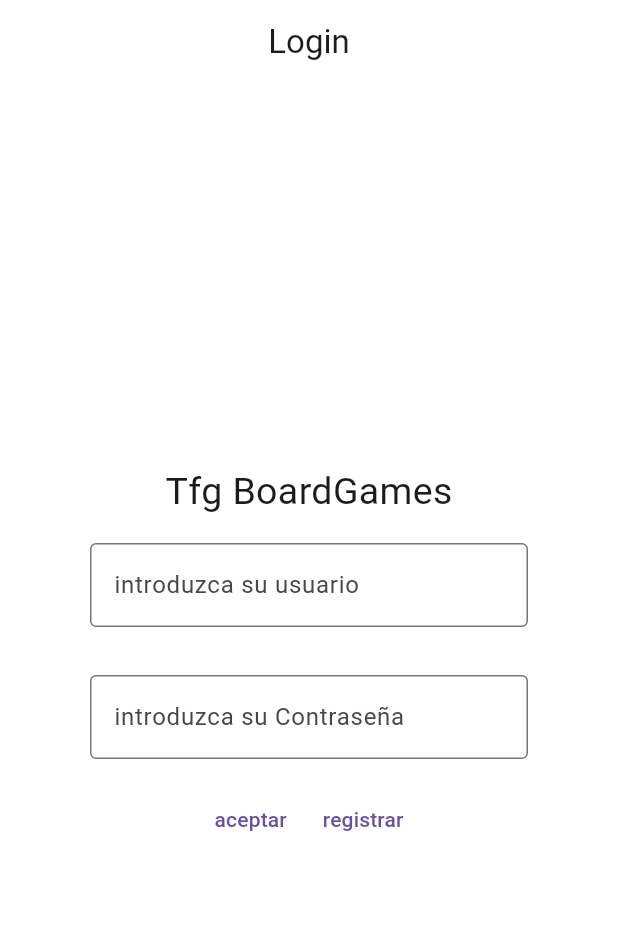
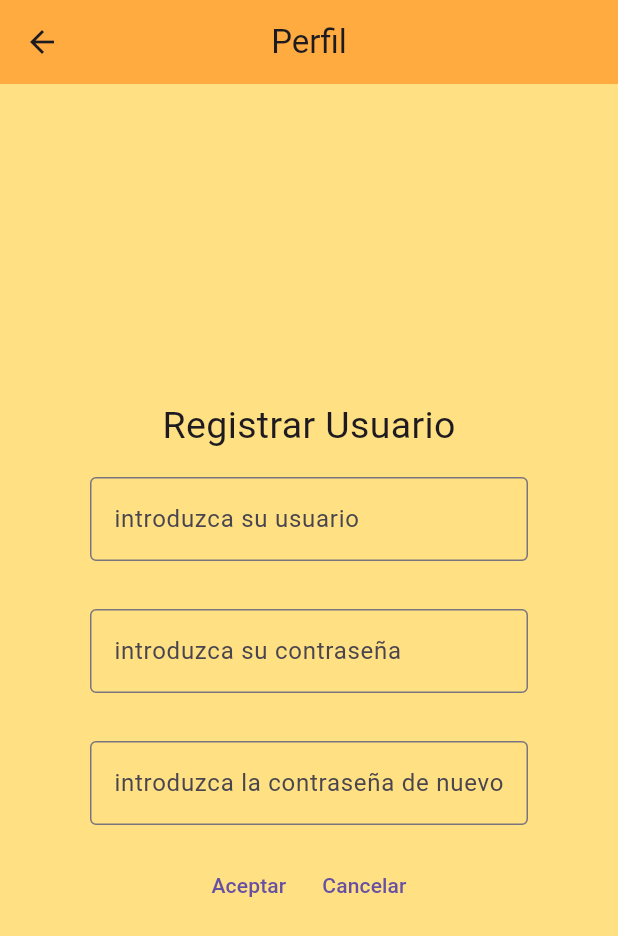
Before and after one commit to manuelcb19/tfgmanuelcb, a Flutter app: the screen it shows after launch, after a tap on "registrar", on a phone screen of 412 x 824 dp. Shown: the top 936 px of the screen. Run offline on Flutter 3.47's test engine with Material 3 defaults, Android fonts, the light colour scheme and no system bars; our stand-ins replace cloud_firestore, firebase_auth, firebase_core; accounts and stored records are empty; network calls fail.

Commit message:
Se comprueba que el register funciona correctamente y registra un usuario de manera correcta en la base de datos

```diff
--- a/lib/TfgManuelCB.dart
+++ b/lib/TfgManuelCB.dart
@@ -1,6 +1,7 @@
 
 import 'package:flutter/cupertino.dart';
 import 'package:flutter/material.dart';
+import 'package:tfgmanuelcb/onBoarding/RegisterView.dart';
 
 import 'onBoarding/LoginView.dart';
 
@@ -14,6 +15,7 @@ class TfgManuelCB extends StatelessWidget{
     materialApp=MaterialApp(title: "TfgManuel",
       routes: {
         '/loginview':(context) => LoginView(),
+        '/registerview':(context) => RegisterView(),
       },
       initialRoute: '/loginview',
     );
--- /dev/null
+++ b/lib/onBoarding/RegisterView.dart
@@ -0,0 +1,134 @@
+
+
+import 'package:firebase_auth/firebase_auth.dart';
+import 'package:flutter/cupertino.dart';
+import 'package:flutter/material.dart';
+
+import '../CustomViews/CustomDialog.dart';
+import '../CustomViews/CustomTextField.dart';
+
+
+class RegisterView extends StatelessWidget{
+
+  late BuildContext _context;
+
+  TextEditingController usuarioController = TextEditingController();
+  TextEditingController passwordMyController = TextEditingController();
+  TextEditingController passwordconfirmationMyController = TextEditingController();
+
+
+  void onClickCancelar(){
+
+    Navigator.of(_context).pushNamed("/loginview");
+
+  }
+
+  void onClickAceptar() async {
+
+
+    switch(usuarioController.text.isEmpty || passwordMyController.text.isEmpty || passwordconfirmationMyController.text.isEmpty){
+
+      case true:
+
+        CustomDialog.show(_context, "Algun campo de los existente se encuentra vacio, por favor, rellenalo");
+        break;
+
+      case false:
+
+        if(passwordMyController.text == passwordconfirmationMyController.text)
+        {
+          try {
+
+            await FirebaseAuth.instance.createUserWithEmailAndPassword(
+              email: usuarioController.text,
+              password: passwordMyController.text,
+            );
+
+            Navigator.of(_context).pushNamed("/loginview");
+          }
+
+
+          on FirebaseAuthException catch (e) {
+
+            if (e.code == 'weak-password') {
+
+              CustomDialog.show(_context, "contraseña menor a 6 caracteres");
+
+
+            } else if (e.code == 'email-already-in-use') {
+
+              CustomDialog.show(_context, "el email ya existe");
+
+
+            }
+
+            Navigator.of(_context).pushNamed("/homeview");
+          }
+          catch (e) {
+            print(e);
+          }
+        }
+
+        else
+          {
+            CustomDialog.show(_context, "Las contraseñas no son iguales");
+          }
+
+        break;
+    }
+  }
+
+  @override
+  Widget build(BuildContext context) {
+    _context = context;
+    // TODO: implement build
+
+    return Scaffold(
+        appBar: AppBar(
+          title: const Text('Perfil'),
+          centerTitle: true,
+          shadowColor: Colors.orangeAccent,
+          backgroundColor: Colors.orangeAccent,
+        ),
+        backgroundColor: Colors.amber[200],
+        body:
+        Center(
+          child: ConstrainedBox(constraints: BoxConstraints(
+            minWidth: 500,
+            minHeight: 700,
+            maxWidth: 1000,
+            maxHeight: 900,
+          ),
+            child: Column(
+              mainAxisAlignment: MainAxisAlignment.center,
+
+              children: [
+      Text("Registrar Usuario",style: TextStyle(fontSize: 25)),
+
+
+      Padding(padding: EdgeInsets.symmetric(horizontal: 60, vertical: 16),
+            child:  customTextField(tecUsername: usuarioController,oscuro: false,sHint: "introduzca su usuario",)
+      ),
+
+      Padding(padding: EdgeInsets.symmetric(horizontal: 60, vertical: 16),
+            child:  customTextField( tecUsername: passwordMyController, oscuro: true,sHint: "introduzca su contraseña")
+      ),
+
+      Padding(padding: EdgeInsets.symmetric(horizontal: 60, vertical: 16),
+            child:  customTextField( tecUsername: passwordconfirmationMyController, oscuro: true, sHint: "introduzca la contraseña de nuevo",)
+      ),
+
+      Row(mainAxisAlignment: MainAxisAlignment.center,
+          children: [
+            TextButton(onPressed: onClickAceptar, child: Text("Aceptar"),),
+            TextButton( onPressed: onClickCancelar, child: Text("Cancelar"),)
+
+          ],)
+
+              ],
+            ),),
+        )
+    );
+  }
+
+}
```
